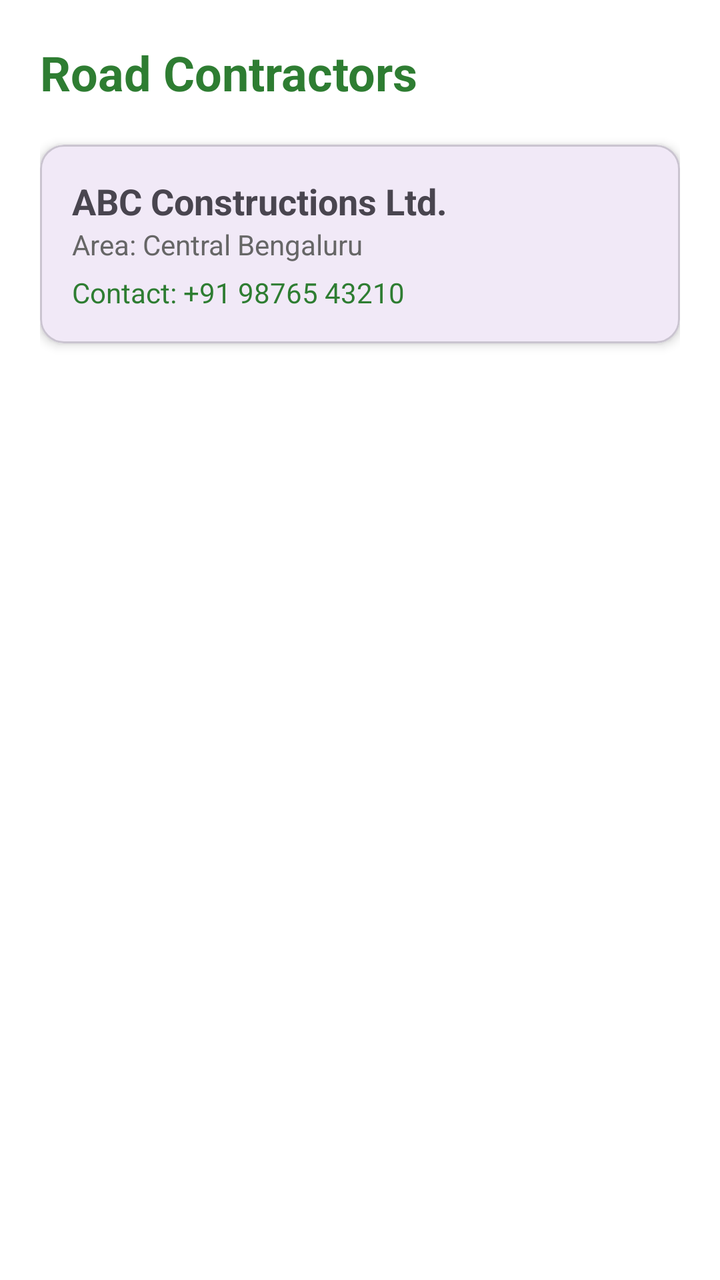
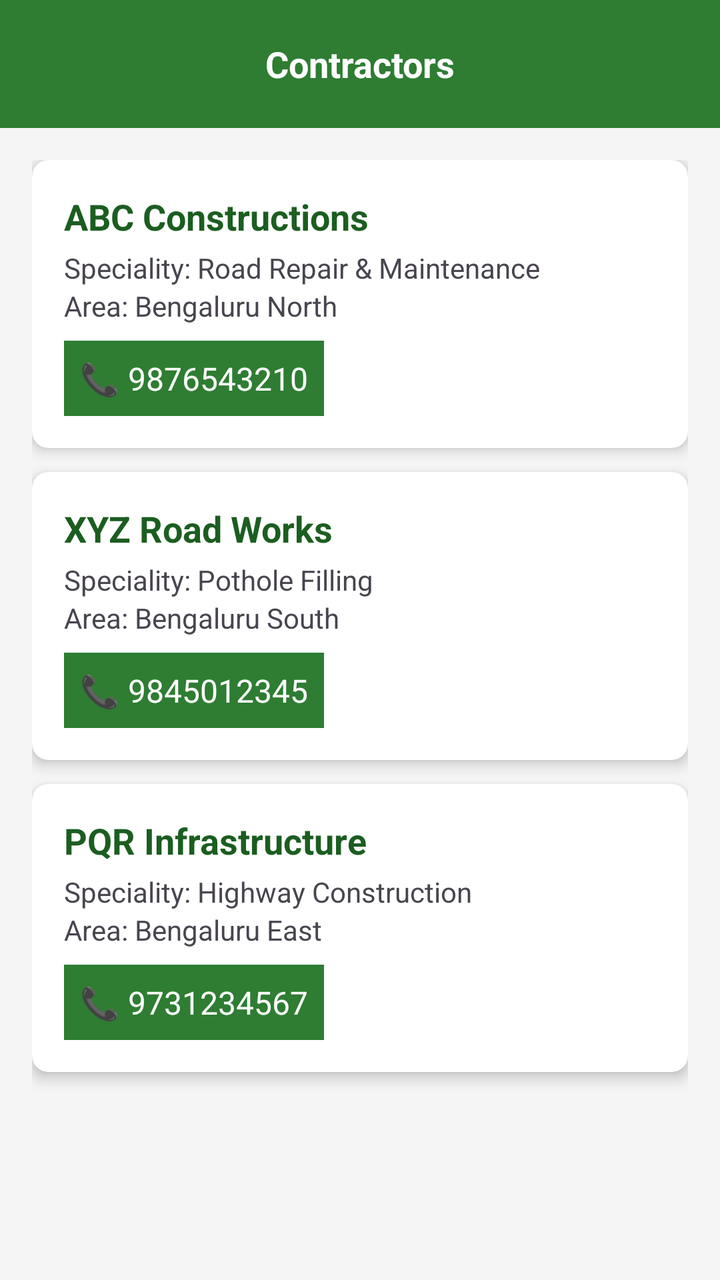

Compare the two renders of this Android layout. The source of the first and the diff that turns it into the second are given below.
<!-- AndroidManifest.xml: application theme Theme.NammaRasteHealth -->
<!-- res/layout/activity_contractor.xml -->
<?xml version="1.0" encoding="utf-8"?>
<LinearLayout xmlns:android="http://schemas.android.com/apk/res/android"
    xmlns:app="http://schemas.android.com/apk/res-auto"
    android:layout_width="match_parent"
    android:layout_height="match_parent"
    android:orientation="vertical"
    android:padding="20dp"
    android:background="#FFFFFF">

    <TextView
        android:layout_width="wrap_content"
        android:layout_height="wrap_content"
        android:text="Road Contractors"
        android:textSize="24sp"
        android:textStyle="bold"
        android:textColor="#2E7D32"
        android:layout_marginBottom="20dp"/>

    <com.google.android.material.card.MaterialCardView
        android:layout_width="match_parent"
        android:layout_height="wrap_content"
        app:cardCornerRadius="12dp"
        android:layout_marginBottom="15dp"
        app:cardElevation="3dp">
        <LinearLayout
            android:padding="16dp"
            android:layout_width="match_parent"
            android:layout_height="wrap_content"
            android:orientation="vertical">
            <TextView android:layout_width="wrap_content" android:layout_height="wrap_content"
                android:text="ABC Constructions Ltd." android:textStyle="bold" android:textSize="18sp"/>
            <TextView android:layout_width="wrap_content" android:layout_height="wrap_content"
                android:text="Area: Central Bengaluru" android:textColor="#666666"/>
            <TextView android:layout_width="wrap_content" android:layout_height="wrap_content"
                android:text="Contact: +91 98765 43210" android:textColor="#2E7D32" android:layout_marginTop="5dp"/>
        </LinearLayout>
    </com.google.android.material.card.MaterialCardView>

</LinearLayout>
<!-- resources referenced by this layout -->
<resources>
  <style name="Theme.NammaRasteHealth" parent="Base.Theme.NammaRasteHealth" />
  <style name="Base.Theme.NammaRasteHealth" parent="Theme.Material3.DayNight.NoActionBar">
          
          
      </style>
</resources>

<!-- the commit's change to res/layout/activity_contractor.xml (unified diff, before → after) -->
@@ -1,39 +1,183 @@
 <?xml version="1.0" encoding="utf-8"?>
-<LinearLayout xmlns:android="http://schemas.android.com/apk/res/android"
-    xmlns:app="http://schemas.android.com/apk/res-auto"
+<LinearLayout
+    xmlns:android="http://schemas.android.com/apk/res/android"
     android:layout_width="match_parent"
     android:layout_height="match_parent"
     android:orientation="vertical"
-    android:padding="20dp"
-    android:background="#FFFFFF">
+    android:background="#F5F5F5">
 
-    <TextView
-        android:layout_width="wrap_content"
-        android:layout_height="wrap_content"
-        android:text="Road Contractors"
-        android:textSize="24sp"
-        android:textStyle="bold"
-        android:textColor="#2E7D32"
-        android:layout_marginBottom="20dp"/>
+    <androidx.appcompat.widget.Toolbar
+        android:id="@+id/toolbar"
+        android:layout_width="match_parent"
+        android:layout_height="?attr/actionBarSize"
+        android:background="#2E7D32">
+        <TextView
+            android:layout_width="wrap_content"
+            android:layout_height="wrap_content"
+            android:layout_gravity="center"
+            android:text="Contractors"
+            android:textColor="@android:color/white"
+            android:textSize="18sp"
+            android:textStyle="bold" />
+    </androidx.appcompat.widget.Toolbar>
 
-    <com.google.android.material.card.MaterialCardView
+    <ScrollView
         android:layout_width="match_parent"
-        android:layout_height="wrap_content"
-        app:cardCornerRadius="12dp"
-        android:layout_marginBottom="15dp"
-        app:cardElevation="3dp">
+        android:layout_height="match_parent"
+        android:padding="16dp">
+
         <LinearLayout
-            android:padding="16dp"
             android:layout_width="match_parent"
             android:layout_height="wrap_content"
             android:orientation="vertical">
-            <TextView android:layout_width="wrap_content" android:layout_height="wrap_content"
-                android:text="ABC Constructions Ltd." android:textStyle="bold" android:textSize="18sp"/>
-            <TextView android:layout_width="wrap_content" android:layout_height="wrap_content"
-                android:text="Area: Central Bengaluru" android:textColor="#666666"/>
-            <TextView android:layout_width="wrap_content" android:layout_height="wrap_content"
-                android:text="Contact: +91 98765 43210" android:textColor="#2E7D32" android:layout_marginTop="5dp"/>
+
+            
+            <androidx.cardview.widget.CardView
+                android:layout_width="match_parent"
+                android:layout_height="wrap_content"
+                android:layout_marginBottom="12dp"
+                app:cardCornerRadius="8dp"
+                app:cardElevation="4dp"
+                xmlns:app="http://schemas.android.com/apk/res-auto">
+                <LinearLayout
+                    android:layout_width="match_parent"
+                    android:layout_height="wrap_content"
+                    android:orientation="vertical"
+                    android:padding="16dp">
+                    <TextView
+                        android:layout_width="wrap_content"
+                        android:layout_height="wrap_content"
+                        android:text="ABC Constructions"
+                        android:textSize="18sp"
+                        android:textStyle="bold"
+                        android:textColor="#1B5E20"/>
+                    <TextView
+                        android:layout_width="wrap_content"
+                        android:layout_height="wrap_content"
+                        android:text="Speciality: Road Repair &amp; Maintenance"
+                        android:textSize="14sp"
+                        android:layout_marginTop="4dp"/>
+                    <TextView
+                        android:layout_width="wrap_content"
+                        android:layout_height="wrap_content"
+                        android:text="Area: Bengaluru North"
+                        android:textSize="14sp"/>
+                    <LinearLayout
+                        android:id="@+id/btnCall1"
+                        android:layout_width="wrap_content"
+                        android:layout_height="wrap_content"
+                        android:layout_marginTop="8dp"
+                        android:background="#2E7D32"
+                        android:padding="8dp"
+                        android:orientation="horizontal">
+                        <TextView
+                            android:layout_width="wrap_content"
+                            android:layout_height="wrap_content"
+                            android:text="📞 9876543210"
+                            android:textColor="@android:color/white"
+                            android:textSize="16sp"/>
+                    </LinearLayout>
+                </LinearLayout>
+            </androidx.cardview.widget.CardView>
+
+            
+            <androidx.cardview.widget.CardView
+                android:layout_width="match_parent"
+                android:layout_height="wrap_content"
+                android:layout_marginBottom="12dp"
+                app:cardCornerRadius="8dp"
+                app:cardElevation="4dp"
+                xmlns:app="http://schemas.android.com/apk/res-auto">
+                <LinearLayout
+                    android:layout_width="match_parent"
+                    android:layout_height="wrap_content"
+                    android:orientation="vertical"
+                    android:padding="16dp">
+                    <TextView
+                        android:layout_width="wrap_content"
+                        android:layout_height="wrap_content"
+                        android:text="XYZ Road Works"
+                        android:textSize="18sp"
+                        android:textStyle="bold"
+                        android:textColor="#1B5E20"/>
+                    <TextView
+                        android:layout_width="wrap_content"
+                        android:layout_height="wrap_content"
+                        android:text="Speciality: Pothole Filling"
+                        android:textSize="14sp"
+                        android:layout_marginTop="4dp"/>
+                    <TextView
+                        android:layout_width="wrap_content"
+                        android:layout_height="wrap_content"
+                        android:text="Area: Bengaluru South"
+                        android:textSize="14sp"/>
+                    <LinearLayout
+                        android:id="@+id/btnCall2"
+                        android:layout_width="wrap_content"
+                        android:layout_height="wrap_content"
+                        android:layout_marginTop="8dp"
+                        android:background="#2E7D32"
+                        android:padding="8dp"
+                        android:orientation="horizontal">
+                        <TextView
+                            android:layout_width="wrap_content"
+                            android:layout_height="wrap_content"
+                            android:text="📞 9845012345"
+                            android:textColor="@android:color/white"
+                            android:textSize="16sp"/>
+                    </LinearLayout>
+                </LinearLayout>
+            </androidx.cardview.widget.CardView>
+
+            
+            <androidx.cardview.widget.CardView
+                android:layout_width="match_parent"
+                android:layout_height="wrap_content"
+                android:layout_marginBottom="12dp"
+                app:cardCornerRadius="8dp"
+                app:cardElevation="4dp"
+                xmlns:app="http://schemas.android.com/apk/res-auto">
+                <LinearLayout
+                    android:layout_width="match_parent"
+                    android:layout_height="wrap_content"
+                    android:orientation="vertical"
+                    android:padding="16dp">
+                    <TextView
+                        android:layout_width="wrap_content"
+                        android:layout_height="wrap_content"
+                        android:text="PQR Infrastructure"
+                        android:textSize="18sp"
+                        android:textStyle="bold"
+                        android:textColor="#1B5E20"/>
+                    <TextView
+                        android:layout_width="wrap_content"
+                        android:layout_height="wrap_content"
+                        android:text="Speciality: Highway Construction"
+                        android:textSize="14sp"
+                        android:layout_marginTop="4dp"/>
+                    <TextView
+                        android:layout_width="wrap_content"
+                        android:layout_height="wrap_content"
+                        android:text="Area: Bengaluru East"
+                        android:textSize="14sp"/>
+                    <LinearLayout
+                        android:id="@+id/btnCall3"
+                        android:layout_width="wrap_content"
+                        android:layout_height="wrap_content"
+                        android:layout_marginTop="8dp"
+                        android:background="#2E7D32"
+                        android:padding="8dp"
+                        android:orientation="horizontal">
+                        <TextView
+                            android:layout_width="wrap_content"
+                            android:layout_height="wrap_content"
+                            android:text="📞 9731234567"
+                            android:textColor="@android:color/white"
+                            android:textSize="16sp"/>
+                    </LinearLayout>
+                </LinearLayout>
+            </androidx.cardview.widget.CardView>
+
         </LinearLayout>
-    </com.google.android.material.card.MaterialCardView>
-
+    </ScrollView>
 </LinearLayout>
